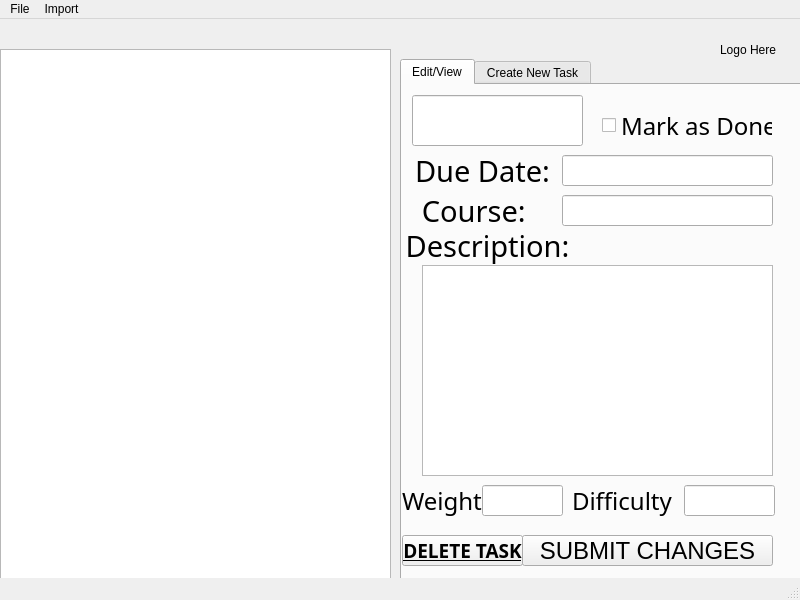
Before: the Qt Designer form tasker.ui in ColbiH/Tasker, drawn with Qt 5.
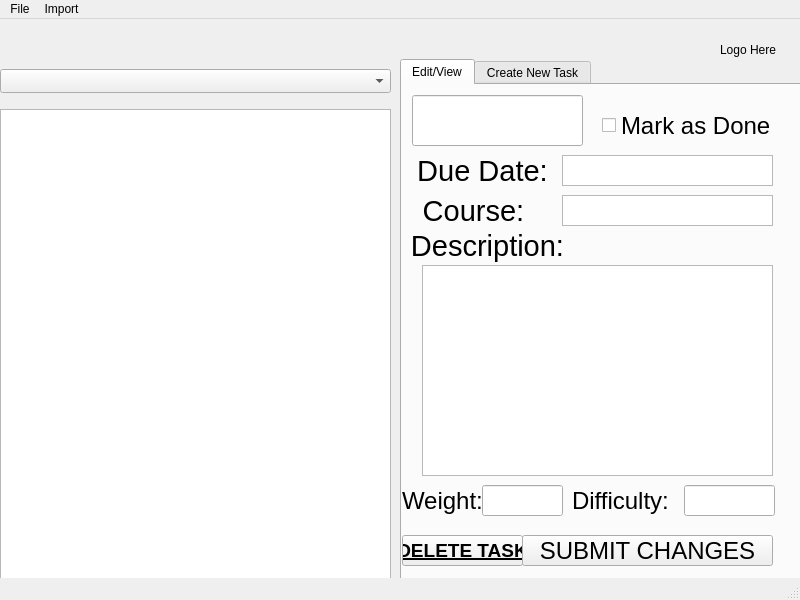
After: the same form once the commit is applied.

Diff of the .ui file:
```diff
--- a/tasker.ui
+++ b/tasker.ui
@@ -41,7 +41,6 @@
       </property>
       <property name="font">
        <font>
-        <family>Bahnschrift</family>
         <pointsize>22</pointsize>
         <bold>false</bold>
        </font>
@@ -64,7 +63,6 @@
       </property>
       <property name="font">
        <font>
-        <family>Bahnschrift</family>
         <pointsize>14</pointsize>
         <bold>true</bold>
         <underline>true</underline>
@@ -85,7 +83,6 @@
       </property>
       <property name="font">
        <font>
-        <family>Bahnschrift</family>
         <pointsize>22</pointsize>
        </font>
       </property>
@@ -107,7 +104,6 @@
       </property>
       <property name="font">
        <font>
-        <family>Bahnschrift</family>
         <pointsize>22</pointsize>
        </font>
       </property>
@@ -129,7 +125,6 @@
       </property>
       <property name="font">
        <font>
-        <family>Bahnschrift</family>
         <pointsize>18</pointsize>
        </font>
       </property>
@@ -148,7 +143,6 @@
       </property>
       <property name="font">
        <font>
-        <family>Bahnschrift</family>
         <pointsize>18</pointsize>
        </font>
       </property>
@@ -167,7 +161,6 @@
       </property>
       <property name="font">
        <font>
-        <family>Bahnschrift</family>
         <pointsize>18</pointsize>
        </font>
       </property>
@@ -195,47 +188,6 @@
        <string>SUBMIT CHANGES</string>
       </property>
      </widget>
-     <widget class="QLineEdit" name="lineEdit_2">
-      <property name="geometry">
-       <rect>
-        <x>160</x>
-        <y>70</y>
-        <width>211</width>
-        <height>31</height>
-       </rect>
-      </property>
-      <property name="font">
-       <font>
-        <family>Bahnschrift</family>
-        <pointsize>16</pointsize>
-       </font>
-      </property>
-      <property name="text">
-       <string/>
-      </property>
-      <property name="alignment">
-       <set>Qt::AlignCenter</set>
-      </property>
-     </widget>
-     <widget class="QLineEdit" name="lineEdit_3">
-      <property name="geometry">
-       <rect>
-        <x>160</x>
-        <y>110</y>
-        <width>211</width>
-        <height>31</height>
-       </rect>
-      </property>
-      <property name="font">
-       <font>
-        <family>Bahnschrift</family>
-        <pointsize>16</pointsize>
-       </font>
-      </property>
-      <property name="alignment">
-       <set>Qt::AlignCenter</set>
-      </property>
-     </widget>
      <widget class="QLineEdit" name="lineEdit_4">
       <property name="geometry">
        <rect>
@@ -296,7 +248,27 @@
        <set>Qt::AlignCenter</set>
       </property>
      </widget>
-     <widget class="QPlainTextEdit" name="plainTextEdit">
+     <widget class="QTextEdit" name="textEdit">
+      <property name="geometry">
+       <rect>
+        <x>160</x>
+        <y>70</y>
+        <width>211</width>
+        <height>31</height>
+       </rect>
+      </property>
+     </widget>
+     <widget class="QTextEdit" name="textEdit_2">
+      <property name="geometry">
+       <rect>
+        <x>160</x>
+        <y>110</y>
+        <width>211</width>
+        <height>31</height>
+       </rect>
+      </property>
+     </widget>
+     <widget class="QTextEdit" name="textEdit_3">
       <property name="geometry">
        <rect>
         <x>20</x>
@@ -587,9 +559,9 @@
     <property name="geometry">
      <rect>
       <x>0</x>
-      <y>30</y>
+      <y>90</y>
       <width>391</width>
-      <height>531</height>
+      <height>471</height>
      </rect>
     </property>
    </widget>
@@ -619,6 +591,16 @@
      <string>Logo Here</string>
     </property>
    </widget>
+   <widget class="QComboBox" name="comboBox">
+    <property name="geometry">
+     <rect>
+      <x>0</x>
+      <y>50</y>
+      <width>391</width>
+      <height>24</height>
+     </rect>
+    </property>
+   </widget>
   </widget>
   <widget class="QMenuBar" name="menubar">
    <property name="geometry">
```
Left out of the diff: 22 changed lines with no effect on the pictures.
